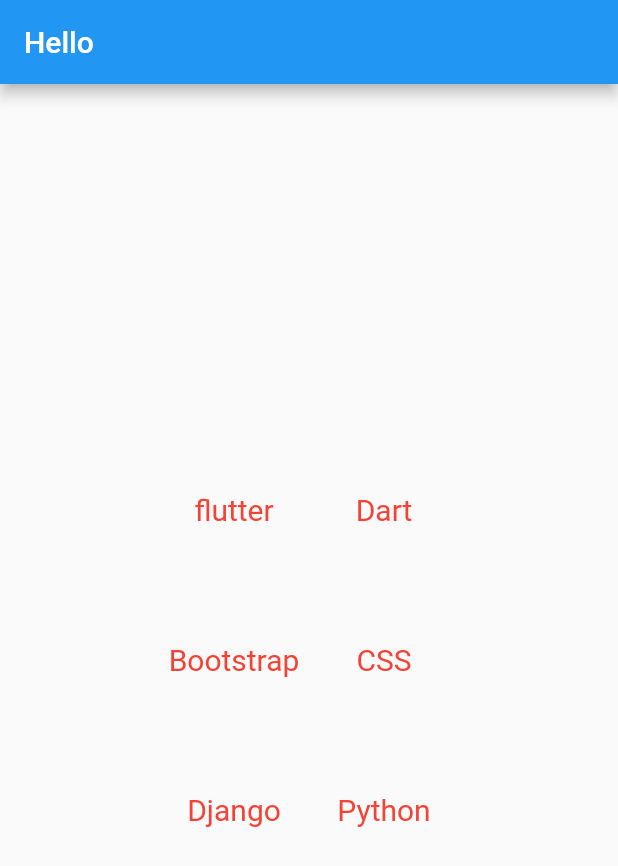
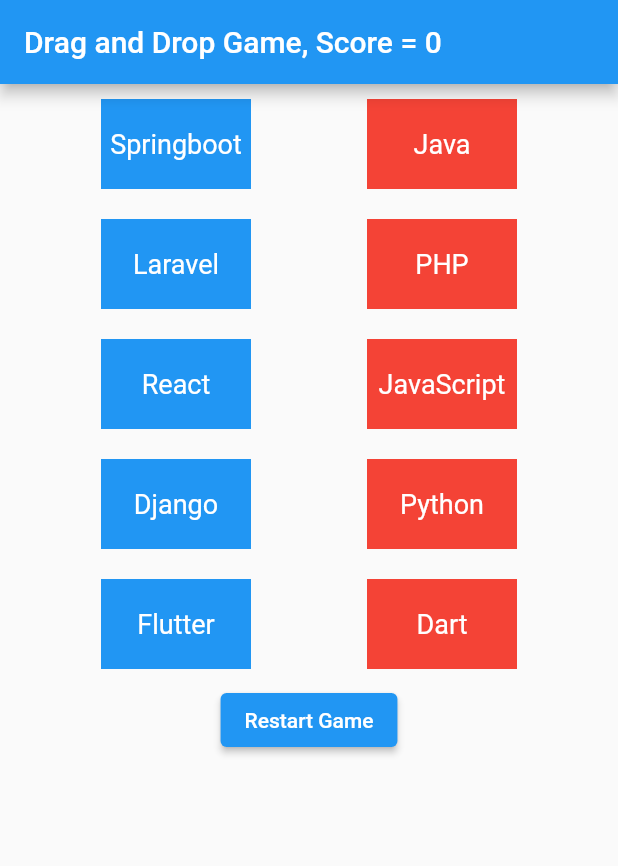
Before and after one commit to Vikkybliz/dragndrop, a Flutter app: the screen it shows after launch, on a phone screen of 412 x 824 dp. Shown: the top 866 px of the screen. Run offline on Flutter 3.47's test engine with Material 2 defaults, Android fonts, the phone set to English and light mode, and no system bars.

Commit message:
drag and drop game flutter

```diff
--- a/lib/main.dart
+++ b/lib/main.dart
@@ -1,3 +1,4 @@
+import 'package:dragndrop/model.dart';
 import 'package:flutter/material.dart';
 
 void main() {
@@ -10,103 +11,141 @@ class MyApp extends StatelessWidget {
   @override
   Widget build(BuildContext context) {
     return const MaterialApp(
-      home: DragnDrop(),
+      home: GamePage(),
     );
   }
 }
 
-class DragnDrop extends StatefulWidget {
-  const DragnDrop({super.key});
+class GamePage extends StatefulWidget {
+  const GamePage({super.key});
 
   @override
-  State<DragnDrop> createState() => _DragnDropState();
+  State<GamePage> createState() => _GamePageState();
 }
 
-class _DragnDropState extends State<DragnDrop> {
-  final params = {'flutter': 'Dart', 'Bootstrap': 'CSS', 'Django': 'Python'};
-  bool isDropped = false;
-  final Map<String, bool> score = {};
+class _GamePageState extends State<GamePage> {
+  late List<LangFrame> list1;
+  late List<LangFrame> list2;
+  int score = 0;
+
+  initGame() {
+    list1 = [
+      LangFrame(
+        language: 'Dart',
+        framework: 'Flutter',
+      ),
+      LangFrame(
+        language: 'Python',
+        framework: 'Django',
+      ),
+      LangFrame(
+        language: 'JavaScript',
+        framework: 'React',
+      ),
+      LangFrame(
+        language: 'PHP',
+        framework: 'Laravel',
+      ),
+      LangFrame(
+        language: 'Java',
+        framework: 'Springboot',
+      )
+    ];
+    list2 = List.from(list1);
+    list1.shuffle();
+    list2.shuffle();
+  }
+
+  @override
+  void initState() {
+    initGame();
+    super.initState();
+  }
 
   @override
   Widget build(BuildContext context) {
     return Scaffold(
       appBar: AppBar(
-          title: const Text('Hello'),
+        title: Text('Drag and Drop Game, Score = $score'),
       ),
-        body: Row(
-          mainAxisAlignment: MainAxisAlignment.center,
+      body: Column(
+        children: [
+          Row(
+            mainAxisAlignment: MainAxisAlignment.spaceEvenly,
+            // crossAxisAlignment: CrossAxis,
             children: [
               Column(
-              mainAxisAlignment: MainAxisAlignment.center,
-              crossAxisAlignment: CrossAxisAlignment.center,
-              children: params.keys
-                  .map((e) => Draggable(
-                      data: e,
-                      child: Cont(text: e, color: Colors.red, fontSize: 20),
-                      feedback: Cont(text: e, color: Colors.red, fontSize: 20)))
+                children: list1
+                    .map((item) => Container(
+                          margin: const EdgeInsets.all(10),
+                          child: Draggable(
+                              data: item,
+                              feedback: Material(
+                                  child: _buildContainer(
+                                      item.framework, Colors.blueGrey)),
+                              child:
+                                  _buildContainer(item.framework, Colors.blue)),
+                        ))
                     .toList(),
               ),
+              // Spacer(),
               Column(
-              mainAxisAlignment: MainAxisAlignment.center,
-              crossAxisAlignment: CrossAxisAlignment.center,
-              children: params.keys
-                  .map((e) => DragTarget(
-                        builder: (context, accepted, rejected) {
-                          if (e == params[e]) {
-                            return Cont(
-                                text: 'Correct',
-                                color: Colors.red,
-                                fontSize: 20);
+                children: list2
+                    .map((item2) => Container(
+                          margin: const EdgeInsets.all(10),
+                          child: DragTarget<LangFrame>(
+                            onWillAccept: (data) => true,
+                            onAccept: (data) {
+                              if (item2.language == data.language) {
+                                setState(() {
+                                  list1.remove(data);
+                                  list2.remove(item2);
+                                  score += 10;
+                                });
                               } else {
-                            return Cont(
-                                text: params[e]!,
-                                color: Colors.red,
-                                fontSize: 20);
+                                setState(() {
+                                  score -= 5;
+                                });
                               }
                             },
-                        onWillAccept: (data) {
-                          return data == e;
+                            builder: (BuildContext context,
+                                List<Object?> candidateData,
+                                List<dynamic> rejectedData) {
+                              return _buildContainer(
+                                  item2.language, Colors.red);
                             },
-                        onAccept: (data) {
-                          setState(() {
-                            score[e] == true;
-                          });
-                        },
-                        onLeave: (data) {
-                          print(data);
-                          print(e);
-                        },
+                          ),
                         ))
                     .toList(),
               )
             ],
-        ));
+          ),
+          Center(
+            child: ElevatedButton(
+                onPressed: () {
+                  setState(() {
+                    initGame();
+                    score = 0;
+                  });
+                },
+                child: const Text('Restart Game')),
+          )
+        ],
+      ),
+    );
   }
 }
 
-class Cont extends StatelessWidget {
-  String text;
-  Color color;
-  double fontSize;
-  Cont(
-      {super.key,
-      required this.text,
-      required this.color,
-      required this.fontSize});
-
-  @override
-  Widget build(BuildContext context) {
-    return Material(
-      child: SizedBox(
-        height: 100,
+Widget _buildContainer(text, color) {
+  return Container(
     width: 100,
+    height: 60,
+    color: color,
     child: Center(
       child: Text(
         text,
-            style: TextStyle(color: color, fontSize: fontSize),
-          ),
+        style: const TextStyle(color: Colors.white, fontSize: 18),
       ),
     ),
   );
 }
-}
--- /dev/null
+++ b/lib/model.dart
@@ -0,0 +1,14 @@
+class LangFrame {
+  String language;
+  String framework;
+
+  LangFrame({required this.language, required this.framework});
+}
+
+// [
+//   LangFrame(language: 'Dart', framework: 'Flutter',),
+//   LangFrame(language: 'Python', framework: 'Django',),
+//   LangFrame(language: 'JavaScript', framework: 'React'),
+//   LangFrame(language: 'PHP', framework: 'Laravel'),
+//   LangFrame(language: 'Java', framework: 'Springboot')
+// ];
```
Lines whose indentation alone changed are shown as unchanged.
